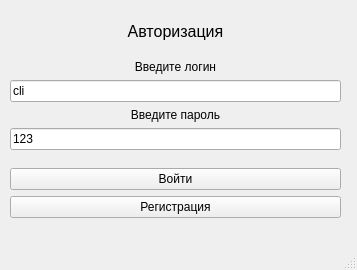
The window that InvestitionsProgram/mainwindow.ui (DaniilChernykh/Project) describes before a commit, drawn with Qt 5.
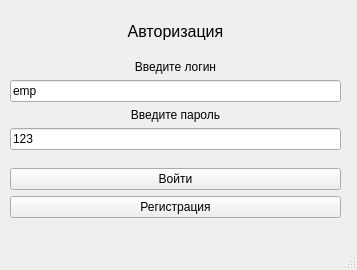
The same window after the commit.

What changed in the file:
```diff
--- a/InvestitionsProgram/mainwindow.ui
+++ b/InvestitionsProgram/mainwindow.ui
@@ -27,7 +27,7 @@
      <item row="4" column="0">
       <widget class="QLineEdit" name="loginEdit">
        <property name="text">
-        <string>cli</string>
+        <string>emp</string>
        </property>
       </widget>
      </item>
```
